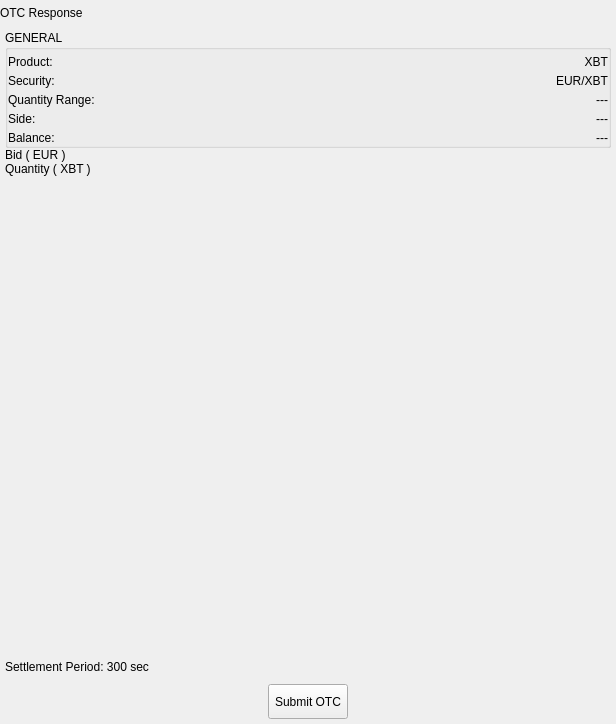
First picture: the form in BlockSettleUILib/CreateOTCResponseWidget.ui, repository BlockSettle/terminal, before the edit.
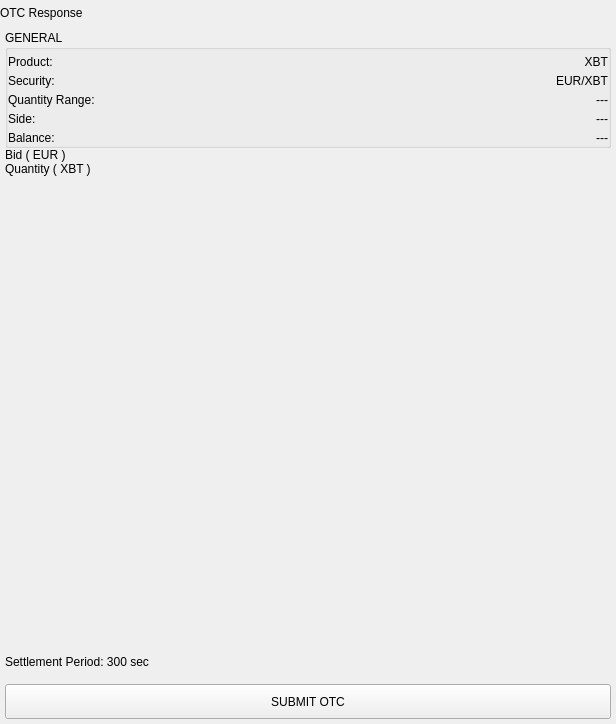
Second picture: the form after the edit. Custom widgets are drawn as their Qt base class.

Diff of the .ui file:
```diff
--- a/BlockSettleUILib/CreateOTCResponseWidget.ui
+++ b/BlockSettleUILib/CreateOTCResponseWidget.ui
@@ -27,7 +27,7 @@
     <number>0</number>
    </property>
    <property name="bottomMargin">
-    <number>5</number>
+    <number>0</number>
    </property>
    <item>
     <widget class="QWidget" name="headerWidget" native="true">
@@ -444,36 +444,32 @@
     </widget>
    </item>
    <item>
-    <widget class="QWidget" name="widgetSubmit" native="true">
-     <layout class="QHBoxLayout" name="horizontalLayout_8">
+    <widget class="QWidget" name="horizontalWidgetSubmit" native="true">
+     <property name="minimumSize">
+      <size>
+       <width>0</width>
+       <height>0</height>
+      </size>
+     </property>
+     <property name="buttonBar" stdset="0">
+      <bool>true</bool>
+     </property>
+     <layout class="QHBoxLayout" name="horizontalLayout_4">
       <property name="spacing">
-       <number>0</number>
+       <number>5</number>
       </property>
       <property name="leftMargin">
-       <number>0</number>
+       <number>5</number>
       </property>
       <property name="topMargin">
-       <number>0</number>
+       <number>5</number>
       </property>
       <property name="rightMargin">
-       <number>0</number>
+       <number>5</number>
       </property>
       <property name="bottomMargin">
-       <number>0</number>
+       <number>5</number>
       </property>
-      <item>
-       <spacer name="horizontalSpacer_3">
-        <property name="orientation">
-         <enum>Qt::Horizontal</enum>
-        </property>
-        <property name="sizeHint" stdset="0">
-         <size>
-          <width>161</width>
-          <height>20</height>
-         </size>
-        </property>
-       </spacer>
-      </item>
       <item>
        <widget class="QPushButton" name="pushButtonSubmit">
         <property name="minimumSize">
@@ -482,30 +478,14 @@
           <height>35</height>
          </size>
         </property>
-        <property name="maximumSize">
-         <size>
-          <width>16777215</width>
-          <height>35</height>
-         </size>
+        <property name="styleSheet">
+         <string notr="true"/>
         </property>
         <property name="text">
-         <string>Submit OTC</string>
+         <string>SUBMIT OTC</string>
         </property>
        </widget>
       </item>
-      <item>
-       <spacer name="horizontalSpacer_4">
-        <property name="orientation">
-         <enum>Qt::Horizontal</enum>
-        </property>
-        <property name="sizeHint" stdset="0">
-         <size>
-          <width>160</width>
-          <height>20</height>
-         </size>
-        </property>
-       </spacer>
-      </item>
      </layout>
     </widget>
    </item>
```
Left out of the diff: 3 changed lines with no effect on the pictures.
